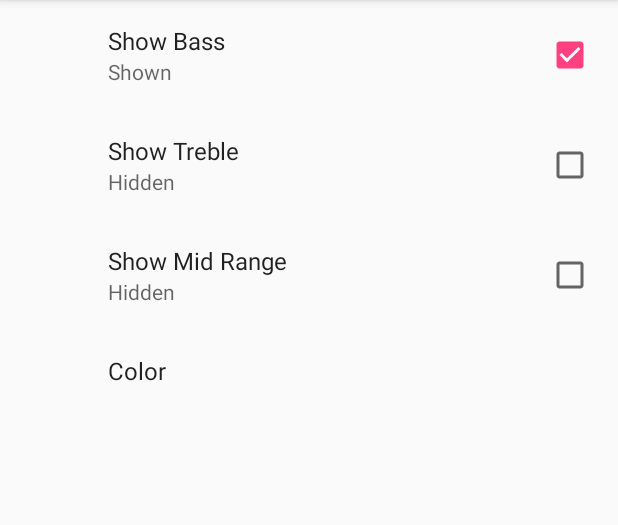
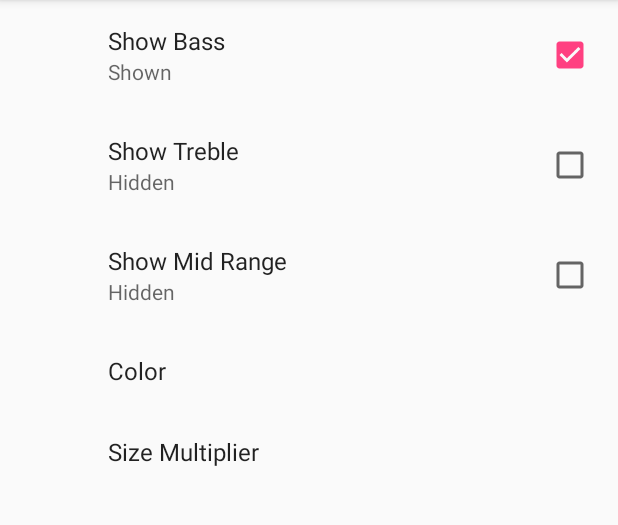
Before and after one commit to AnusreeSajeevan/Visualizer, an Android app: the screen it shows after launch (SettingsActivity), in the options menu, after a tap on "Settings", on a phone screen of 412 x 824 dp, the part 84-609 px from its top. Run offline under Robolectric (Android 15) with nearby library versions, the phone set to English and light mode, and no system bars; our stand-ins replace androidx.preference; 1 statement that could not run was skipped.

Commit message:
feat : Add Edittext preference for size

```diff
--- a/app/src/main/java/com/example/anu/visualizerapp/MainActivity.java
+++ b/app/src/main/java/com/example/anu/visualizerapp/MainActivity.java
@@ -50,10 +50,17 @@ public class MainActivity extends AppCompatActivity implements
         mVisualizerView.setShowTreble(sharedPreferences.getBoolean(getResources().getString(R.string.show_treble_pref_key),
                 getResources().getBoolean(R.bool.show_treble_default_value)));
 
-        mVisualizerView.setMinSizeScale(1);
+        float sizeMultiplier =  getSizeMultiplierFromSharedPreference(sharedPreferences);
+        mVisualizerView.setMinSizeScale(sizeMultiplier);
 
         mVisualizerView.setColor(sharedPreferences.getString(getResources().getString(R.string.pref_color_key),
                  getResources().getString(R.string.pref_color_red_value)));
+    }
+
+    private float getSizeMultiplierFromSharedPreference(SharedPreferences sharedPreferences) {
+        float sizeMultiplier = Float.parseFloat(sharedPreferences.getString(getResources().getString(R.string.pref_size_multiplier_key),
+                getResources().getString(R.string.pref_size_multiplier_default_value)));
+        return sizeMultiplier;
     }
 
     /**
@@ -156,6 +163,10 @@ public class MainActivity extends AppCompatActivity implements
             mVisualizerView.setColor(sharedPreferences.getString(getResources().getString(R.string.pref_color_key),
                     getResources().getString(R.string.pref_color_red_value)));
         }
+        else if (key.equalsIgnoreCase(getResources().getString(R.string.pref_size_multiplier_key))) {
+            float sizeMultiplier =  getSizeMultiplierFromSharedPreference(sharedPreferences);
+            mVisualizerView.setMinSizeScale(sizeMultiplier);
+        }
     }
 
     /**
--- a/app/src/main/java/com/example/anu/visualizerapp/SettingsFragment.java
+++ b/app/src/main/java/com/example/anu/visualizerapp/SettingsFragment.java
@@ -6,6 +6,7 @@ import android.net.Uri;
 import android.os.Bundle;
 import android.support.v4.app.Fragment;
 import android.support.v7.preference.CheckBoxPreference;
+import android.support.v7.preference.EditTextPreference;
 import android.support.v7.preference.ListPreference;
 import android.support.v7.preference.Preference;
 import android.support.v7.preference.PreferenceFragmentCompat;
@@ -13,6 +14,7 @@ import android.support.v7.preference.PreferenceScreen;
 import android.view.LayoutInflater;
 import android.view.View;
 import android.view.ViewGroup;
+import android.widget.EditText;
 
 
 public class SettingsFragment extends PreferenceFragmentCompat implements
@@ -34,7 +36,7 @@ public class SettingsFragment extends PreferenceFragmentCompat implements
         for (int i=0;i<count;i++){
             Preference preference = preferenceScreen.getPreference(i);
             if (!(preference instanceof CheckBoxPreference)){
-                setPreferenceSummary(preference, sharedPreferences.getString(getResources().getString(R.string.pref_color_key), ""));
+                setPreferenceSummary(preference, sharedPreferences.getString(preference.getKey(), ""));
             }
         }
     }
@@ -52,6 +54,9 @@ public class SettingsFragment extends PreferenceFragmentCompat implements
                if (index>=0){
                     listPreference.setSummary(listPreference.getEntries()[index]);
                }
+           }
+           else if (preference instanceof EditTextPreference){
+                preference.setSummary(value);
            }
         }
     }
--- a/app/src/main/res/values/strings.xml
+++ b/app/src/main/res/values/strings.xml
@@ -7,17 +7,17 @@
     <string name="show_bass_title">Show Bass</string>
     <string name="pref_show_bass_off_summary">Hidden</string>
     <string name="pref_show_bass_on_summary">Shown</string>
-    <string name="show_bass_pref_key">show_bass</string>
+    <string name="show_bass_pref_key" translatable="false">show_bass</string>
 
     <string name="show_treble_title">Show Treble</string>
     <string name="pref_show_treble_off_summary">Hidden</string>
     <string name="pref_show_treble_on_summary">Shown</string>
-    <string name="show_treble_pref_key">show_treble</string>
+    <string name="show_treble_pref_key" translatable="false">show_treble</string>
 
     <string name="show_mid_range_title">Show Mid Range</string>
     <string name="pref_show_mid_range_off_summary">Hidden</string>
     <string name="pref_show_mid_range_on_summary">Shown</string>
-    <string name="show_mid_range_pref_key">show_mid_range</string>
+    <string name="show_mid_range_pref_key" translatable="false">show_mid_range</string>
 
     <!-- Value in SharedPreferences for red color option -->
     <string name="pref_color_red_value" translatable="false">red</string>
@@ -29,9 +29,13 @@
     <string name="pref_color_green_value" translatable="false">green</string>
 
     <string name="pref_color_title">Color</string>
-    <string name="pref_color_key">color</string>
-    <string name="pref_color_default_value">red</string>
+    <string name="pref_color_key" translatable="false">color</string>
+    <string name="pref_color_default_value" translatable="false">red</string>
     <string name="pref_color_red_label">Red</string>
     <string name="pref_color_green_label">Green</string>
     <string name="pref_color_blue_label">Blue</string>
+
+    <string name="pref_size_multiplier_title">Size Multiplier</string>
+    <string name="pref_size_multiplier_key" translatable="false">size_multiplier</string>
+    <string name="pref_size_multiplier_default_value" translatable="false">1</string>
 </resources>
--- a/app/src/main/res/xml/pref_visualizer.xml
+++ b/app/src/main/res/xml/pref_visualizer.xml
@@ -24,4 +24,8 @@
         android:defaultValue="@string/pref_color_default_value"
         android:entries="@array/pref_color_labels"
         android:entryValues="@array/pref_color_values"/>
+    <EditTextPreference
+        android:defaultValue="@string/pref_size_multiplier_default_value"
+        android:title="@string/pref_size_multiplier_title"
+        android:key="@string/pref_size_multiplier_key"/>
 </PreferenceScreen>
```
